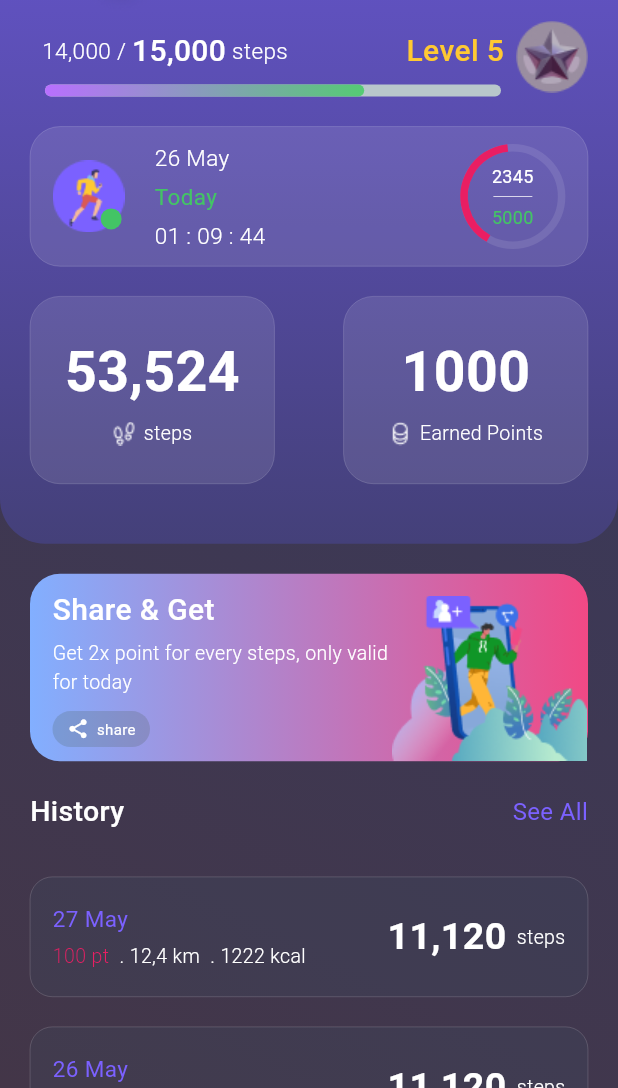
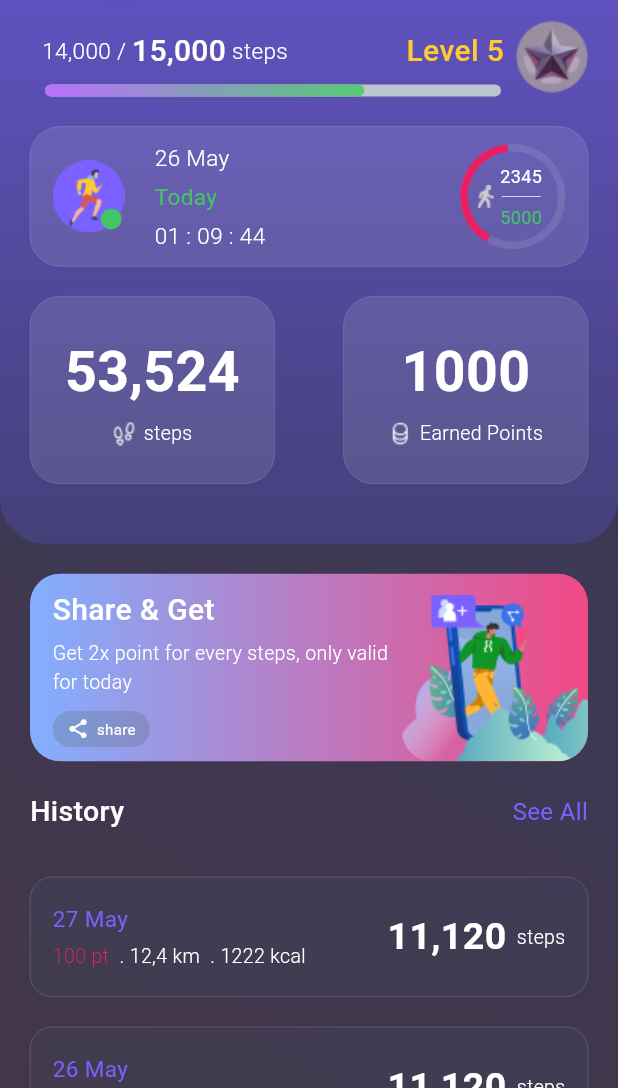
Before and after one commit to esraaeelbeltagy/flutter-run-app, a Flutter app: the HomeScreen screen opened directly, on a phone screen of 412 x 824 dp, the part 148-1236 px from its top. Run offline on Flutter 3.47's test engine with Material 3 defaults, Android fonts, the light colour scheme and no system bars; drawn by our look-alikes of percent_indicator; our stand-ins replace crystal_navigation_bar.

Commit message:
new version

```diff
--- a/lib/get_started.dart
+++ b/lib/get_started.dart
@@ -22,7 +22,7 @@ class GetStarted extends StatelessWidget {
               ),
             ),
             Positioned(
-              top: 510,
+              top: 500,
               left: 50,
               child: IntrinsicHeight(
                 child: Column(
--- a/lib/home.dart
+++ b/lib/home.dart
@@ -1,4 +1,5 @@
 import 'package:flutter/material.dart';
+import 'package:flutter_sheet/add_address.dart';
 import 'package:flutter_sheet/history.dart';
 import 'package:flutter_sheet/verfiy_email.dart';
 
@@ -34,6 +35,7 @@ class HomeScreen extends StatelessWidget {
               ListView.separated(
                 padding: const EdgeInsets.only(top: 20, left: 20, right: 20),
                 shrinkWrap: true,
+                physics: NeverScrollableScrollPhysics(),
                 itemCount: history.length,
                 separatorBuilder: (BuildContext context, int index) =>
                     const SizedBox(
@@ -77,6 +79,7 @@ class DownContainer extends StatelessWidget {
               crossAxisAlignment: CrossAxisAlignment.end,
               children: [
                 Expanded(
+                  flex: 2,
                   child: Padding(
                     padding: const EdgeInsets.only(left: 15.0),
                     child: Column(
@@ -136,14 +139,18 @@ class DownContainer extends StatelessWidget {
                     ),
                   ),
                 ),
-                Container(
+                Expanded(
+                  flex: 1,
+                  child: Container(
+                    // width: 194,
+                    height: 111,
                     decoration: BoxDecoration(
                         borderRadius: BorderRadius.circular(20),
-                  ),
-                  child: Image.asset(
+                        image: DecorationImage(
+                            image: Image.asset(
                               'assets/images/store/group2.png',
-                    // width: 194,
-                    height: 111,
+                            ).image,
+                            fit: BoxFit.cover)),
                   ),
                 )
               ],
@@ -152,9 +159,9 @@ class DownContainer extends StatelessWidget {
           const SizedBox(
             height: 20,
           ),
-          Row(
+          const Row(
             mainAxisAlignment: MainAxisAlignment.spaceBetween,
-            children: const [
+            children: [
               Text(
                 textAlign: TextAlign.left,
                 'History',
@@ -193,7 +200,7 @@ class UpConttainer extends StatelessWidget {
   Widget build(BuildContext context) {
     return Container(
       decoration: BoxDecoration(
-          gradient: LinearGradient(
+          gradient: const LinearGradient(
               begin: Alignment.topRight,
               end: AlignmentDirectional.bottomEnd,
               colors: [
@@ -228,10 +235,10 @@ class UpConttainer extends StatelessWidget {
                 const SizedBox(
                   width: 10,
                 ),
-                Expanded(
+                const Expanded(
                   child: Column(
                     crossAxisAlignment: CrossAxisAlignment.start,
-                    children: const [
+                    children: [
                       Text(
                         textAlign: TextAlign.left,
                         'Hello !',
@@ -254,7 +261,12 @@ class UpConttainer extends StatelessWidget {
                   ),
                 ),
                 InkWell(
-                    onTap: () {},
+                    onTap: () {
+                      Navigator.push(
+                        context,
+                        MaterialPageRoute(builder: (context) => const AddAddress()),
+                      );
+                    },
                     child:
                         Image.asset('assets/images/direct-notification.png')),
                 const SizedBox(
@@ -278,13 +290,13 @@ class UpConttainer extends StatelessWidget {
                 Expanded(
                   child: Column(
                     children: [
-                      Padding(
-                        padding: const EdgeInsets.all(8.0),
+                      const Padding(
+                        padding: EdgeInsets.all(8.0),
                         child: Row(
                           children: [
                             Expanded(
                               child: Row(
-                                children: const [
+                                children: [
                                   Text(
                                     textAlign: TextAlign.left,
                                     '14,000 / ',
@@ -315,7 +327,7 @@ class UpConttainer extends StatelessWidget {
                                 ],
                               ),
                             ),
-                            const Text(
+                            Text(
                               textAlign: TextAlign.right,
                               'Level 5',
                               style: TextStyle(
@@ -377,11 +389,11 @@ class UpConttainer extends StatelessWidget {
                     const SizedBox(
                       width: 20,
                     ),
-                    Expanded(
+                    const Expanded(
                       child: Column(
                         mainAxisAlignment: MainAxisAlignment.spaceBetween,
                         crossAxisAlignment: CrossAxisAlignment.start,
-                        children: const [
+                        children: [
                           Text(
                             textAlign: TextAlign.left,
                             '26 May',
@@ -418,7 +430,9 @@ class UpConttainer extends StatelessWidget {
                         ],
                       ),
                     ),
-                    CircularPercentIndicator(
+                    Container(
+                      alignment: Alignment.center,
+                      child: CircularPercentIndicator(
                         radius: 35.0,
                         startAngle: 210,
                         // animation: true,
@@ -426,11 +440,12 @@ class UpConttainer extends StatelessWidget {
                         lineWidth: 5.0,
                         percent: 0.4,
                         center: Row(
+                          mainAxisAlignment: MainAxisAlignment.center,
                           children: [
-                          //Image.asset('assets/images/ic_steps', width: 11,height: 15, fit:BoxFit.fitWidth),
-                          //Icon(Icons.run_circle_outlined),
-                          Expanded(
-                            child: Column(
+                            Image.asset(
+                              'assets/images/ic_steps.png',
+                            ),
+                            Column(
                               mainAxisAlignment: MainAxisAlignment.center,
                               crossAxisAlignment: CrossAxisAlignment.center,
                               children: [
@@ -448,8 +463,8 @@ class UpConttainer extends StatelessWidget {
                                   child: Container(
                                     height: .5,
                                     width: 26,
-                                    decoration:
-                                        BoxDecoration(color: Colors.white),
+                                    decoration: const BoxDecoration(
+                                        color: Colors.white),
                                   ),
                                 ),
                                 const Text(
@@ -463,12 +478,12 @@ class UpConttainer extends StatelessWidget {
                                 ),
                               ],
                             ),
-                          ),
                           ],
                         ),
                         //circularStrokeCap: CircularStrokeCap.butt,
                         backgroundColor: Colors.white10,
                         progressColor: Colors.pink,
+                      ),
                     ),
                   ],
                 ),
@@ -508,7 +523,7 @@ class UpConttainer extends StatelessWidget {
                           mainAxisAlignment: MainAxisAlignment.center,
                           children: [
                             Image.asset('assets/images/steps.png'),
-                            SizedBox(
+                            const SizedBox(
                               width: 5,
                             ),
                             const Text(
@@ -552,10 +567,10 @@ class UpConttainer extends StatelessWidget {
                           mainAxisAlignment: MainAxisAlignment.center,
                           children: [
                             Image.asset('assets/images/coin.png'),
-                            SizedBox(
+                            const SizedBox(
                               width: 5,
                             ),
-                            Text(
+                            const Text(
                               textAlign: TextAlign.left,
                               'Earned Points',
                               style: TextStyle(
@@ -570,7 +585,7 @@ class UpConttainer extends StatelessWidget {
                 ),
               ],
             ),
-            SizedBox(
+            const SizedBox(
               height: 40,
             ),
           ],
--- a/lib/models/store.dart
+++ b/lib/models/store.dart
@@ -133,15 +133,15 @@ List<GridStore1> lista3 = [
     text: 'UA',
   ),
   GridStore1(
-    image: 'assets/images/store/puma.png',
+    image: 'assets/images/store/no.png',
     text: 'Asics',
   ),
   GridStore1(
-    image: 'assets/images/store/puma.png',
+    image: 'assets/images/store/no.png',
     text: 'Reebok',
   ),
   GridStore1(
-    image: 'assets/images/store/puma.png',
+    image: 'assets/images/store/no.png',
     text: 'See ALL',
   ),
 ];
--- a/pubspec.yaml
+++ b/pubspec.yaml
@@ -37,6 +37,7 @@ dependencies:
   # The following adds the Cupertino Icons font to your application.
   # Use with the CupertinoIcons class for iOS style icons.
   cupertino_icons: ^1.0.2
+  # iconly: ^1.0.1
 
 dev_dependencies:
   flutter_test:
```
Also changed, not shown: lib/add_address.dart (+8 -3 lines), lib/history.dart (+12 -11 lines), lib/login.dart (+41 -11 lines), lib/main.dart (+16 -9 lines), lib/my_bottom_bar.dart (+74 -65 lines), lib/on_boarding.dart (+15 -7 lines), lib/store_screen.dart (+40 -29 lines), lib/verfiy_email.dart (+64 -9 lines), assets/images/Buttons.png (added), assets/images/profile-tick.png (added), assets/images/store/no.png (added), pubspec.lock, 2 other files. Lines whose indentation alone changed are shown as unchanged.
